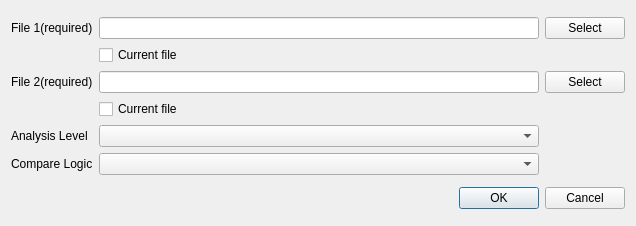
The window that src/tools/bindiff/DiffLoadDialog.ui (NewtronReal/cutter) describes before a commit, drawn with Qt 5.
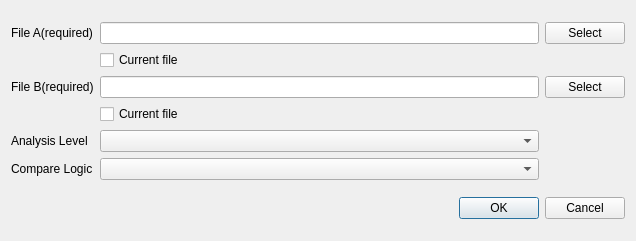
The same window after the commit.

Patch:
```diff
--- a/src/tools/bindiff/DiffLoadDialog.ui
+++ b/src/tools/bindiff/DiffLoadDialog.ui
@@ -10,7 +10,7 @@
     <x>0</x>
     <y>0</y>
     <width>636</width>
-    <height>226</height>
+    <height>241</height>
    </rect>
   </property>
   <property name="sizePolicy">
@@ -43,7 +43,7 @@
         <string>&lt;html&gt;&lt;head/&gt;&lt;body&gt;&lt;p&gt;File to compare to.&lt;/p&gt;&lt;/body&gt;&lt;/html&gt;</string>
        </property>
        <property name="text">
-        <string>File 1(required)</string>
+        <string>File A(required)</string>
        </property>
       </widget>
      </item>
@@ -96,7 +96,7 @@
         <string>&lt;html&gt;&lt;head/&gt;&lt;body&gt;&lt;p&gt;You can load a previous saved diff instead of performing a new diff scan.&lt;/p&gt;&lt;/body&gt;&lt;/html&gt;</string>
        </property>
        <property name="text">
-        <string>File 2(required)</string>
+        <string>File B(required)</string>
        </property>
       </widget>
      </item>
```
Left out of the diff: 18 changed lines with no effect on the pictures.
